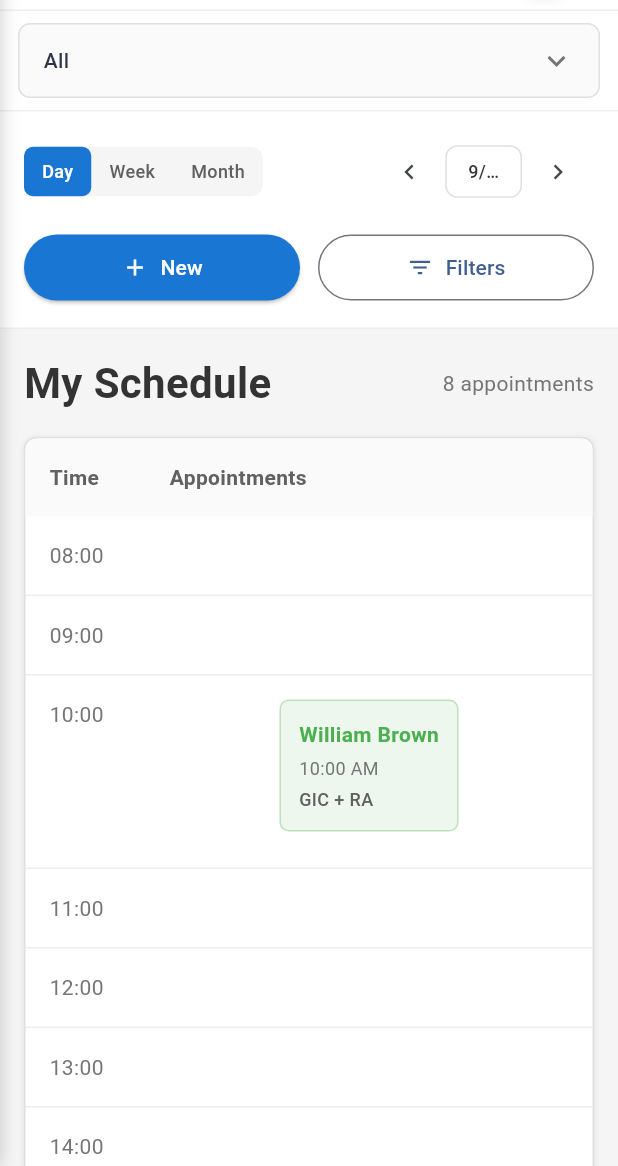
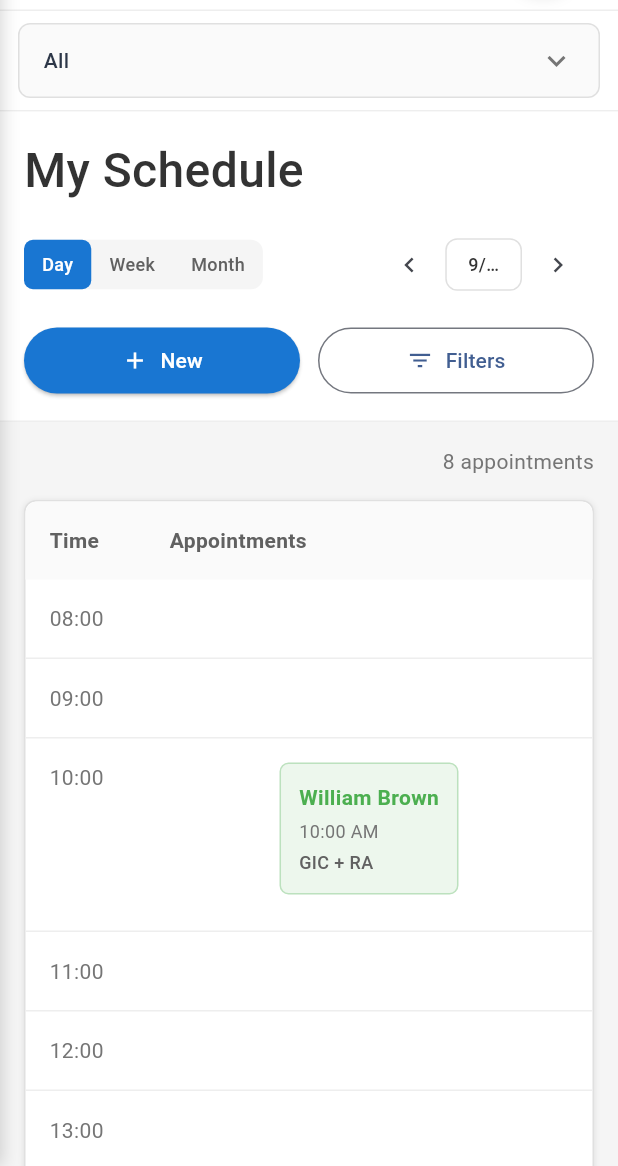
Before and after one commit to LennoxWolfe/somos-qr-plus-mobile, a Flutter app: the ScheduleScreen screen opened by its route, on a phone screen of 412 x 824 dp, the part 70-1236 px from its top. Run offline on Flutter 3.47's test engine with Material 3 defaults, Android fonts, the phone set to English and light mode, and no system bars; our stand-ins replace fl_chart, go_router, shared_preferences; accounts and stored records are empty.

Commit message:
Reposition and align My Schedule title to match Dashboard
- Moved My Schedule title from schedule content to schedule controls section
- Positioned title above Day/Week/Month tabs, under provider dropdown
- Aligned title to the left using Align widget with Alignment.centerLeft
- Removed duplicate title from schedule header section
- Now matches Dashboard page title styling and alignment

```diff
--- a/lib/screens/schedule_screen.dart
+++ b/lib/screens/schedule_screen.dart
@@ -331,6 +331,20 @@ class _ScheduleScreenState extends State<ScheduleScreen> {
       ),
       child: Column(
         children: [
+          // Page Title
+          const Align(
+            alignment: Alignment.centerLeft,
+            child: Text(
+              'My Schedule',
+              style: TextStyle(
+                fontSize: 32,
+                fontWeight: FontWeight.w500,
+                color: Color(0xFF333333),
+              ),
+            ),
+          ),
+          const SizedBox(height: 16),
+
           // View Toggle and Date Navigation
           LayoutBuilder(
             builder: (context, constraints) {
@@ -655,14 +669,6 @@ class _ScheduleScreenState extends State<ScheduleScreen> {
   Widget _buildScheduleHeader() {
     return Row(
       children: [
-        Text(
-          'My Schedule',
-          style: const TextStyle(
-            fontSize: 28,
-            fontWeight: FontWeight.w600,
-            color: Color(0xFF333333),
-          ),
-        ),
         const Spacer(),
         Text(
           '${_appointments.length} appointments',
```
